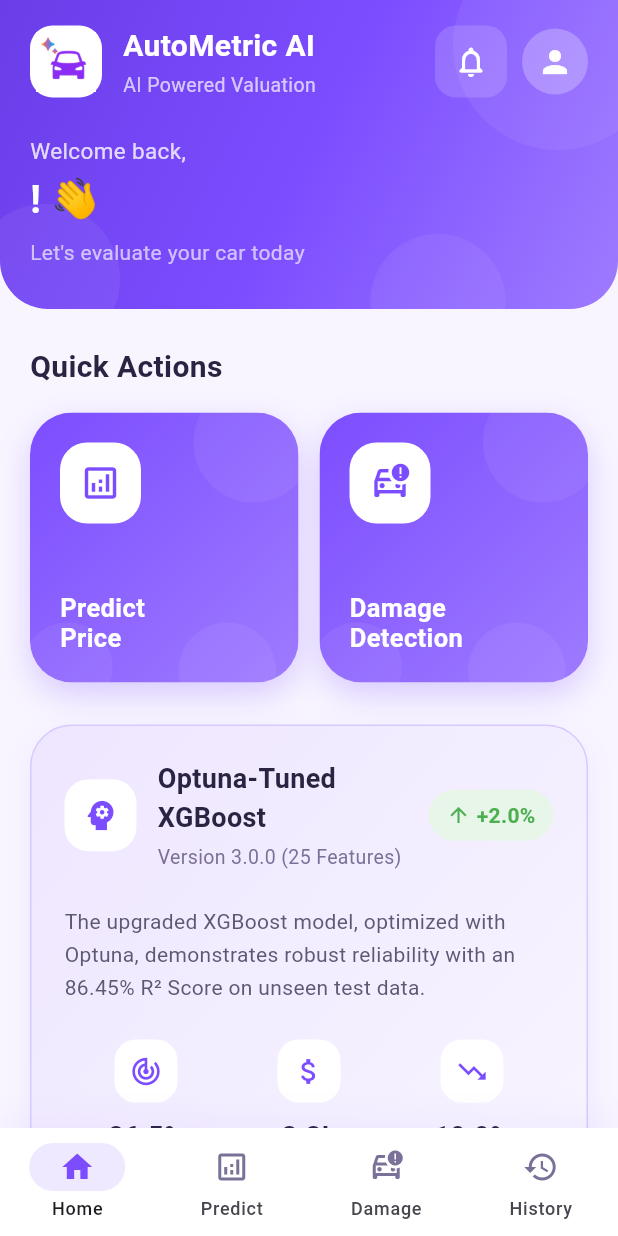
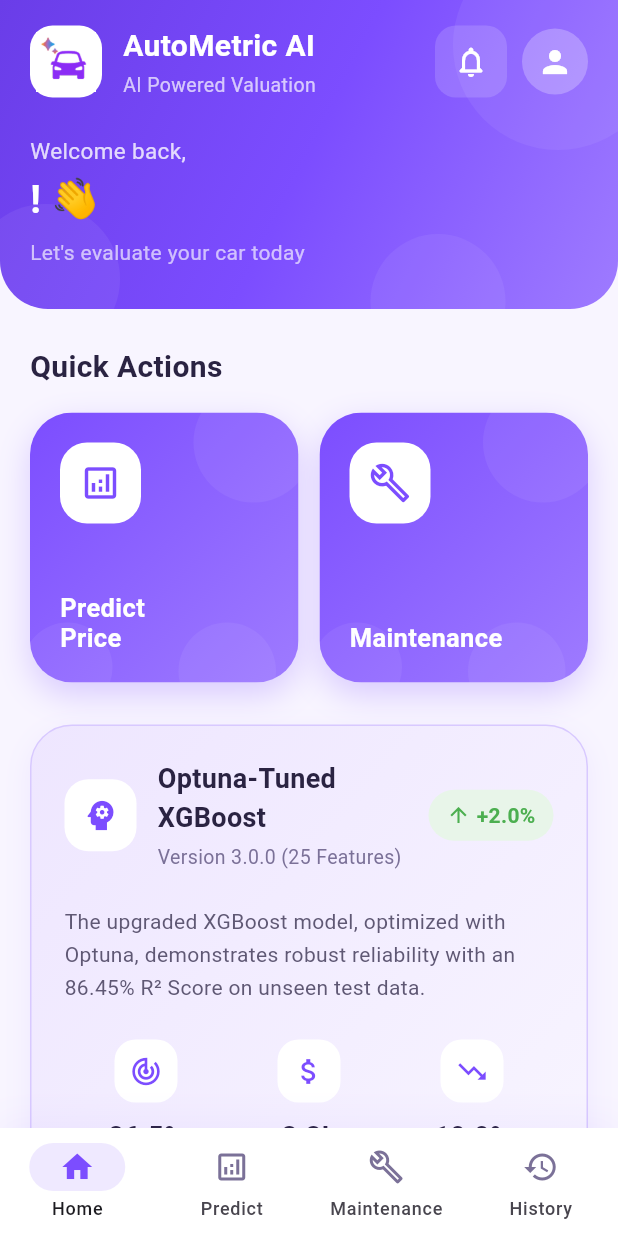
Before and after one commit to kabeershaikhh/Autometric-AI-Flutter-App, a Flutter app: the screen it shows once a user with an empty profile is signed in, on a phone screen of 412 x 824 dp. Run offline on Flutter 3.47's test engine with Material 3 defaults, Android fonts, the light colour scheme and no system bars; our stand-ins replace cloud_firestore, firebase_auth, firebase_core, image_picker; accounts and stored records are empty; Roboto replaces fonts that are missing (Manrope).

Commit message:
Rename 'Damage Detection' to 'Maintenance' — update labels and icons across all layouts

```diff
--- a/lib/components/home_bottom_nav.dart
+++ b/lib/components/home_bottom_nav.dart
@@ -51,9 +51,9 @@ class HomeBottomNav extends StatelessWidget {
           ),
 
           NavigationDestination(
-            icon: Icon(Icons.car_crash_outlined, color: AppColors.textGrey),
-            selectedIcon: Icon(Icons.car_crash, color: AppColors.primary),
-            label: "Damage",
+            icon: Icon(Icons.build_outlined, color: AppColors.textGrey),
+            selectedIcon: Icon(Icons.build, color: AppColors.primary),
+            label: "Maintenance",
           ),
 
           NavigationDestination(
--- a/lib/components/recent_tile.dart
+++ b/lib/components/recent_tile.dart
@@ -122,7 +122,7 @@ class EmptyEvaluationsCard extends StatelessWidget {
           ),
           const SizedBox(height: 8),
           const Text(
-            "Start by predicting a car's value\nor running a damage detection!",
+            "Start by predicting a car's value\nor setting up a maintenance reminder!",
             textAlign: TextAlign.center,
             style: TextStyle(
               color: AppColors.textGrey,
--- a/lib/components/web_sidebar.dart
+++ b/lib/components/web_sidebar.dart
@@ -113,9 +113,9 @@ class WebSidebar extends StatelessWidget {
                             onTap: () => onItemTap(1),
                           ),
                           _SidebarItem(
-                            icon: Icons.car_crash_outlined,
-                            selectedIcon: Icons.car_crash,
-                            label: "Damage Detection",
+                            icon: Icons.build_outlined,
+                            selectedIcon: Icons.build,
+                            label: "Maintenance",
                             isSelected: selectedIndex == 2,
                             onTap: () => onItemTap(2),
                           ),
--- a/lib/pages/homePageLayouts/android_home_layout.dart
+++ b/lib/pages/homePageLayouts/android_home_layout.dart
@@ -142,8 +142,8 @@ class _AndroidHomeLayoutState extends State<AndroidHomeLayout> {
                         child: SizedBox(
                           height: 180,
                           child: FeatureCard(
-                            icon: Icons.car_crash_outlined,
-                            title: "Damage\nDetection",
+                            icon: Icons.build_outlined,
+                            title: "Maintenance",
                             onTap: () => _showFeatureNotAvailableSnackBar(context),
                           ),
                         ),
--- a/lib/pages/homePageLayouts/web_home_layout.dart
+++ b/lib/pages/homePageLayouts/web_home_layout.dart
@@ -415,8 +415,8 @@ class _WebHomeLayoutState extends State<WebHomeLayout> {
               child: SizedBox(
                 height: 180,
                 child: FeatureCard(
-                  icon: Icons.car_crash_outlined,
-                  title: "Damage\nDetection",
+                  icon: Icons.build_outlined,
+                  title: "Maintenance",
                   onTap: () => _showFeatureNotAvailableSnackBar(context),
                 ),
               ),
```
